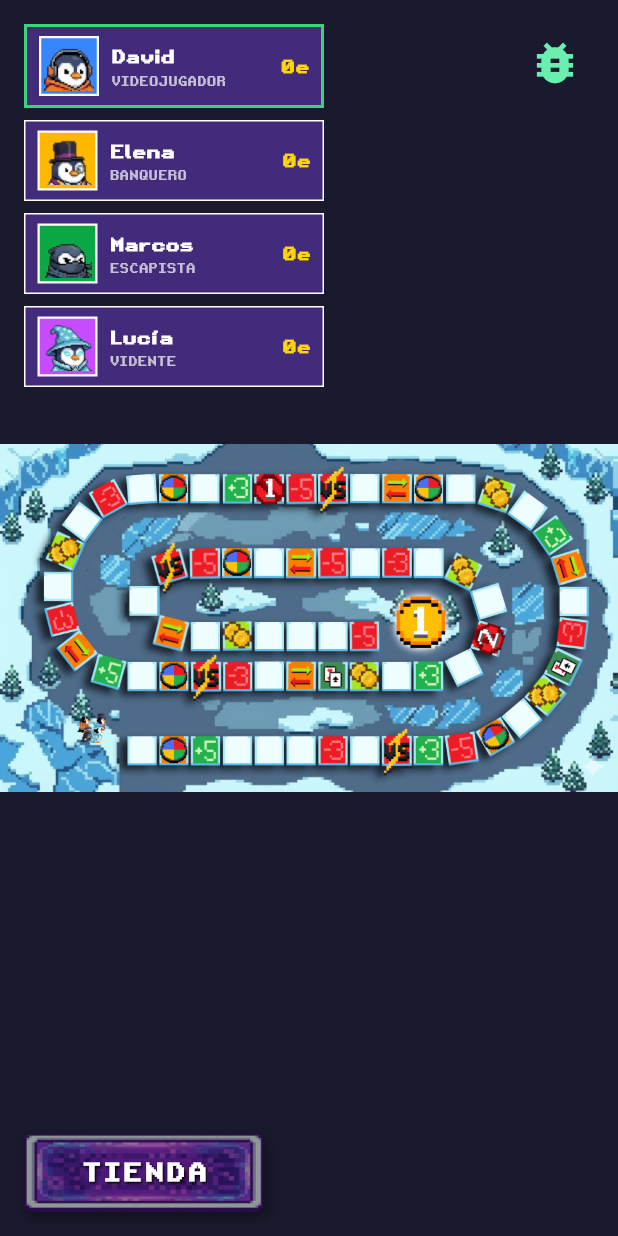
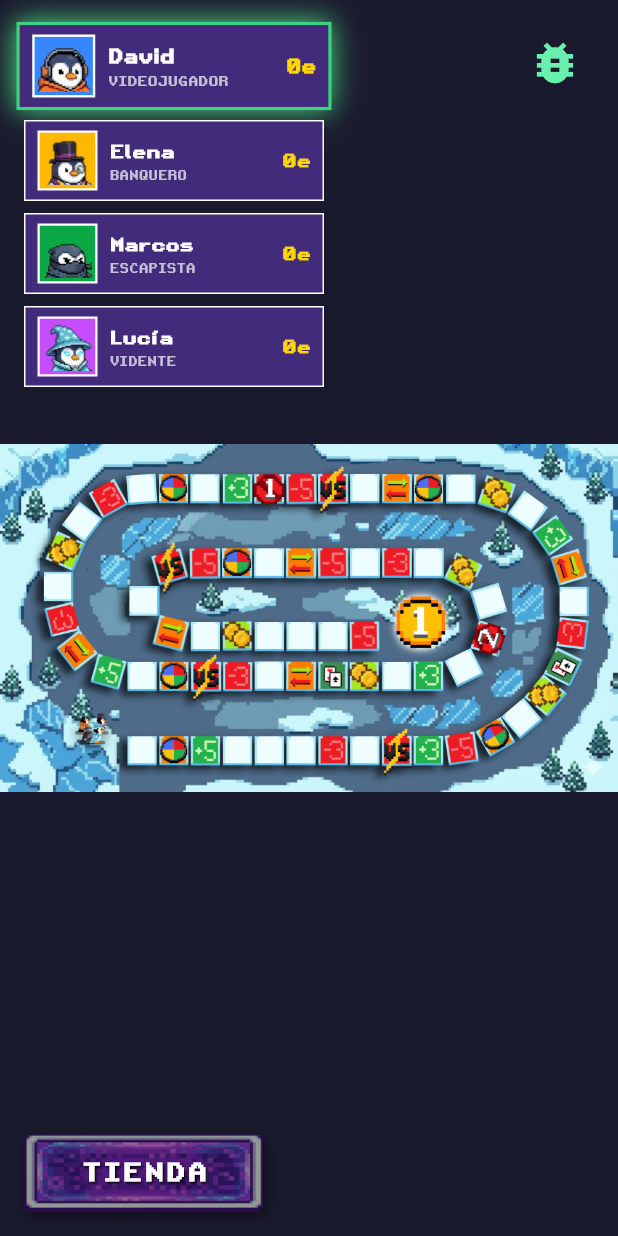
Before and after one commit to UNIZAR-30226-2026-05/frontend-escritorio, a Flutter app: the BoardScreen screen opened by its route, on a phone screen of 412 x 824 dp. Run offline on Flutter 3.47's test engine with Material 3 defaults, Android fonts, the phone set to English and light mode, and no system bars; our stand-ins replace flutter_riverpod, flutter_secure_storage, go_router; accounts and stored records are empty.

Commit message:
cosillas de ui de tablero

```diff
--- a/lib/features/board/presentation/board_screen.dart
+++ b/lib/features/board/presentation/board_screen.dart
@@ -411,10 +411,36 @@ class _BoardScreenState extends ConsumerState<BoardScreen> {
                           top: topPos,
                           width: spriteSize,
                           height: spriteSize,
-                          child: Image.asset(
-                            getCharacterImagePath(
-                                p.characterClass, isFacingRight),
-                            fit: BoxFit.contain,
+                          child: Stack(
+                            clipBehavior: Clip.none,
+                            alignment: Alignment.center,
+                            children: [
+                              // Drop-shadow oval underneath the token
+                              Positioned(
+                                bottom: -spriteSize * 0.05,
+                                child: Container(
+                                  width: spriteSize * 0.8,
+                                  height: spriteSize * 0.15,
+                                  decoration: BoxDecoration(
+                                    color: Colors.black.withValues(alpha: 0.4),
+                                    borderRadius: BorderRadius.circular(50),
+                                    boxShadow: [
+                                      BoxShadow(
+                                        color: Colors.black.withValues(alpha: 0.4),
+                                        blurRadius: 4,
+                                        spreadRadius: 1,
+                                      ),
+                                    ],
+                                  ),
+                                ),
+                              ),
+                              // The penguin sprite
+                              Image.asset(
+                                getCharacterImagePath(
+                                    p.characterClass, isFacingRight),
+                                fit: BoxFit.contain,
+                              ),
+                            ],
                           ),
                         );
                       }),
@@ -1153,15 +1179,33 @@ class _BoardScreenState extends ConsumerState<BoardScreen> {
       );
     }
 
-    return Container(
+    return AnimatedContainer(
+      duration: const Duration(milliseconds: 300),
+      curve: Curves.easeOut,
       width: 200,
       padding: const EdgeInsets.symmetric(vertical: 6, horizontal: 8),
+      transform: isActive ? Matrix4.diagonal3Values(1.05, 1.05, 1.0) : Matrix4.identity(),
+      transformAlignment: Alignment.center,
       decoration: BoxDecoration(
         color: cardBgColor,
         border: Border.all(
           color: isActive ? activeBorderColor : inactiveBorderColor,
           width: isActive ? 2 : 1,
         ),
+        boxShadow: isActive
+            ? [
+                BoxShadow(
+                  color: const Color(0xFF4ADE80).withValues(alpha: 0.8),
+                  blurRadius: 12,
+                  spreadRadius: 0,
+                ),
+                BoxShadow(
+                  color: const Color(0xFF4ADE80).withValues(alpha: 0.4),
+                  blurRadius: 20,
+                  spreadRadius: 0,
+                ),
+              ]
+            : [],
       ),
       child: Row(
         crossAxisAlignment: CrossAxisAlignment.center,
```
Also changed, not shown: lib/features/shop/presentation/controllers/shop_providers.dart (+45 -10 lines).
